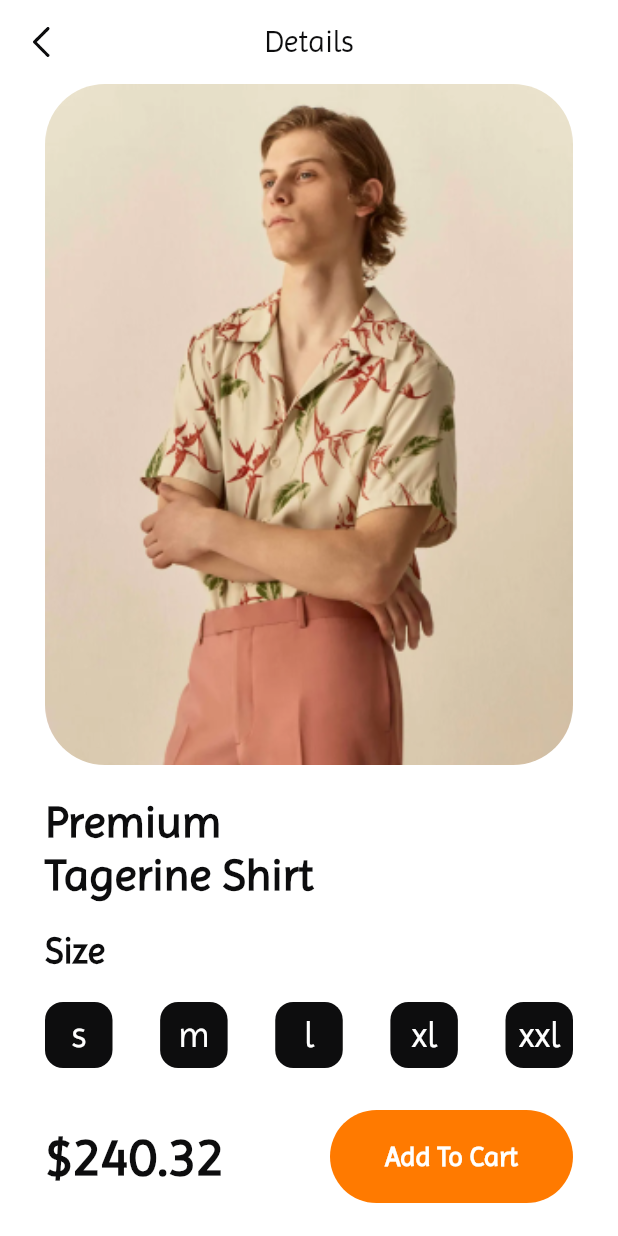
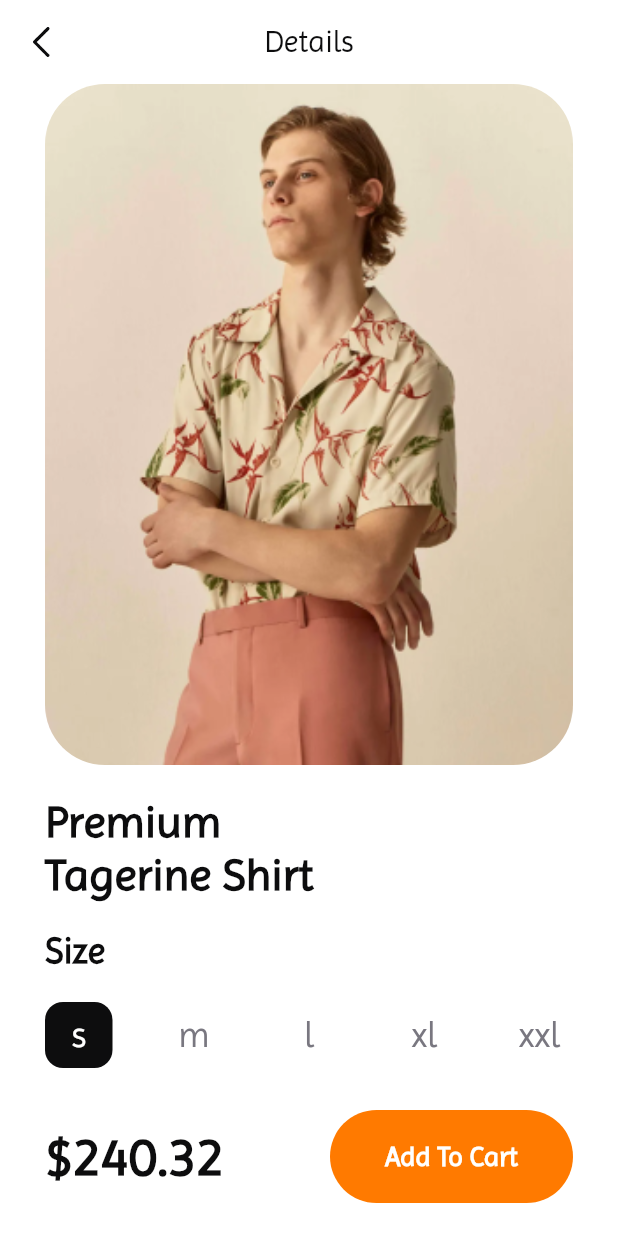
Before and after one commit to nelogomes/flutter_brand_store, a Flutter app: the screen it shows after launch, after a tap on an icon or button, on a phone screen of 412 x 824 dp. Run offline on Flutter 3.47's test engine with Material 2 defaults, Android fonts, the phone set to English and light mode, and no system bars; our stand-ins replace flutter_hooks, flutter_svg.

Commit message:
wrapping SizeItem widget with hooks

```diff
--- a/lib/views/screens/product_detail_screen.dart
+++ b/lib/views/screens/product_detail_screen.dart
@@ -1,9 +1,11 @@
 import 'package:flutter/material.dart';
 import 'package:flutter_brand_store/common/app_colors.dart';
 import 'package:flutter_brand_store/models/product.dart';
+import 'package:flutter_brand_store/views/widgets/size_item.dart';
+import 'package:flutter_hooks/flutter_hooks.dart';
 import 'package:flutter_svg/flutter_svg.dart';
 
-class ProductDetailScreen extends StatelessWidget {
+class ProductDetailScreen extends HookWidget {
   const ProductDetailScreen({super.key, required this.product});
 
   final Product product;
@@ -11,28 +13,6 @@ class ProductDetailScreen extends StatelessWidget {
   @override
   Widget build(BuildContext context) {
     final Size screenWidth = MediaQuery.of(context).size;
-    final Size screenHeight = MediaQuery.of(context).size;
-
-    List<Widget> buildSizeItem() {
-      return product.productSize.map(((e) {
-        return Container(
-          alignment: Alignment.center,
-          width: 45,
-          height: 44,
-          decoration: BoxDecoration(
-            color: AppColors.secondary,
-            borderRadius: BorderRadius.circular(12),
-          ),
-          child: Text(
-            e.toString().split('.')[1],
-            style: const TextStyle(
-              color: Colors.white,
-              fontSize: 24,
-            ),
-          ),
-        );
-      })).toList();
-    }
 
     return Scaffold(
       appBar: AppBar(
@@ -84,10 +64,7 @@ class ProductDetailScreen extends StatelessWidget {
                   fontWeight: FontWeight.bold),
             ),
             const SizedBox(height: 20),
-            Row(
-              mainAxisAlignment: MainAxisAlignment.spaceBetween,
-              children: buildSizeItem(),
-            ),
+            SizeItem(product: product),
             const SizedBox(height: 28),
             Row(
               mainAxisAlignment: MainAxisAlignment.spaceBetween,
--- /dev/null
+++ b/lib/views/widgets/size_item.dart
@@ -0,0 +1,45 @@
+import 'package:flutter/material.dart';
+import 'package:flutter_brand_store/common/app_colors.dart';
+import 'package:flutter_brand_store/models/product.dart';
+import 'package:flutter_hooks/flutter_hooks.dart';
+
+class SizeItem extends HookWidget {
+  const SizeItem({super.key, required this.product});
+  final Product product;
+
+  @override
+  build(BuildContext context) {
+    final selectedSizeIndex = useState(0);
+    return Row(
+      mainAxisAlignment: MainAxisAlignment.spaceBetween,
+      crossAxisAlignment: CrossAxisAlignment.center,
+      children: product.productSize.asMap().entries.map((e) {
+        return GestureDetector(
+          onTap: () {
+            selectedSizeIndex.value = e.key;
+          },
+          child: Container(
+            alignment: Alignment.center,
+            width: 45,
+            height: 44,
+            decoration: BoxDecoration(
+              color: selectedSizeIndex.value == e.key
+                  ? AppColors.secondary
+                  : Colors.transparent,
+              borderRadius: BorderRadius.circular(12),
+            ),
+            child: Text(
+              e.value.toString().split('.')[1],
+              style: TextStyle(
+                color: selectedSizeIndex.value == e.key
+                    ? Colors.white
+                    : AppColors.secondaryText,
+                fontSize: 24,
+              ),
+            ),
+          ),
+        );
+      }).toList(),
+    );
+  }
+}
```
